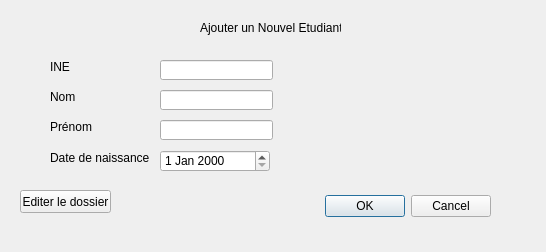
First picture: the form in ajouteretudiant_fen.ui, repository Timost/LO21, before the edit.
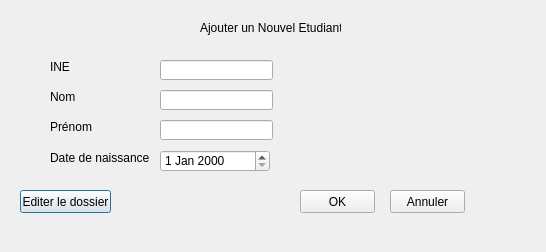
Second picture: the form after the edit.

```diff
--- a/ajouteretudiant_fen.ui
+++ b/ajouteretudiant_fen.ui
@@ -13,22 +13,6 @@
   <property name="windowTitle">
    <string>Dialog</string>
   </property>
-  <widget class="QDialogButtonBox" name="buttonBox">
-   <property name="geometry">
-    <rect>
-     <x>150</x>
-     <y>190</y>
-     <width>341</width>
-     <height>32</height>
-    </rect>
-   </property>
-   <property name="orientation">
-    <enum>Qt::Horizontal</enum>
-   </property>
-   <property name="standardButtons">
-    <set>QDialogButtonBox::Cancel|QDialogButtonBox::Ok</set>
-   </property>
-  </widget>
   <widget class="QLabel" name="label_3">
    <property name="geometry">
     <rect>
@@ -147,6 +131,32 @@
     </rect>
    </property>
   </widget>
+  <widget class="QPushButton" name="Ok">
+   <property name="geometry">
+    <rect>
+     <x>300</x>
+     <y>190</y>
+     <width>75</width>
+     <height>23</height>
+    </rect>
+   </property>
+   <property name="text">
+    <string>OK</string>
+   </property>
+  </widget>
+  <widget class="QPushButton" name="Annuler">
+   <property name="geometry">
+    <rect>
+     <x>390</x>
+     <y>190</y>
+     <width>75</width>
+     <height>23</height>
+    </rect>
+   </property>
+   <property name="text">
+    <string>Annuler</string>
+   </property>
+  </widget>
  </widget>
  <resources/>
  <connections>
```
Left out of the diff: 37 changed lines with no effect on the pictures.
